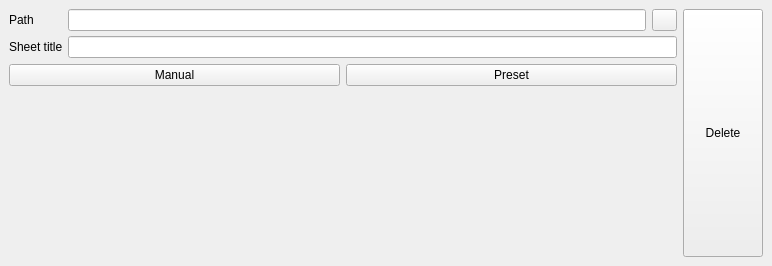
Above: src/view/celleffdataentryform.ui from daitenshionyan/vrfbcalc-cpp before the change. Below: the same form after it.
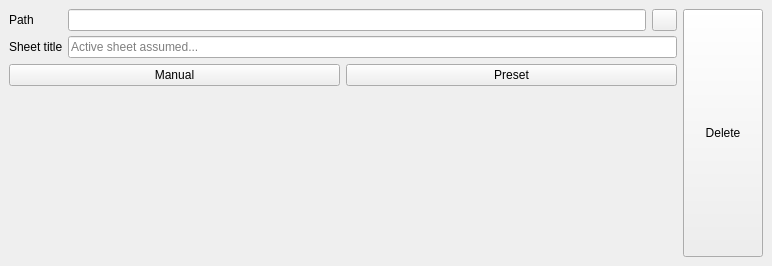
That is the form after the change. Icons and pictures are not drawn.

Commit message: Add active sheet assumption message

```diff
--- a/src/view/celleffdataentryform.ui
+++ b/src/view/celleffdataentryform.ui
@@ -130,7 +130,17 @@
           </widget>
          </item>
          <item row="1" column="1">
-          <widget class="QLineEdit" name="sheetTitleField"/>
+          <widget class="QLineEdit" name="sheetTitleField">
+           <property name="inputMask">
+            <string/>
+           </property>
+           <property name="text">
+            <string/>
+           </property>
+           <property name="placeholderText">
+            <string>Active sheet assumed...</string>
+           </property>
+          </widget>
          </item>
         </layout>
        </widget>
```
